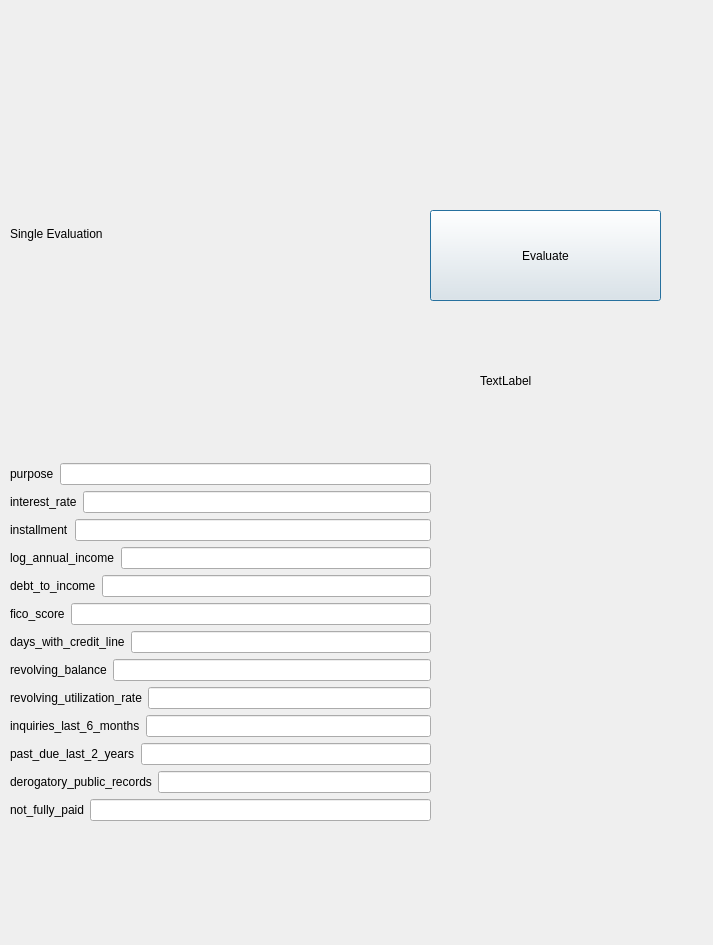
hellorahat/LoanEligibilityPredictor, file src/Interface/UI/singleeva.ui: the form before one commit.
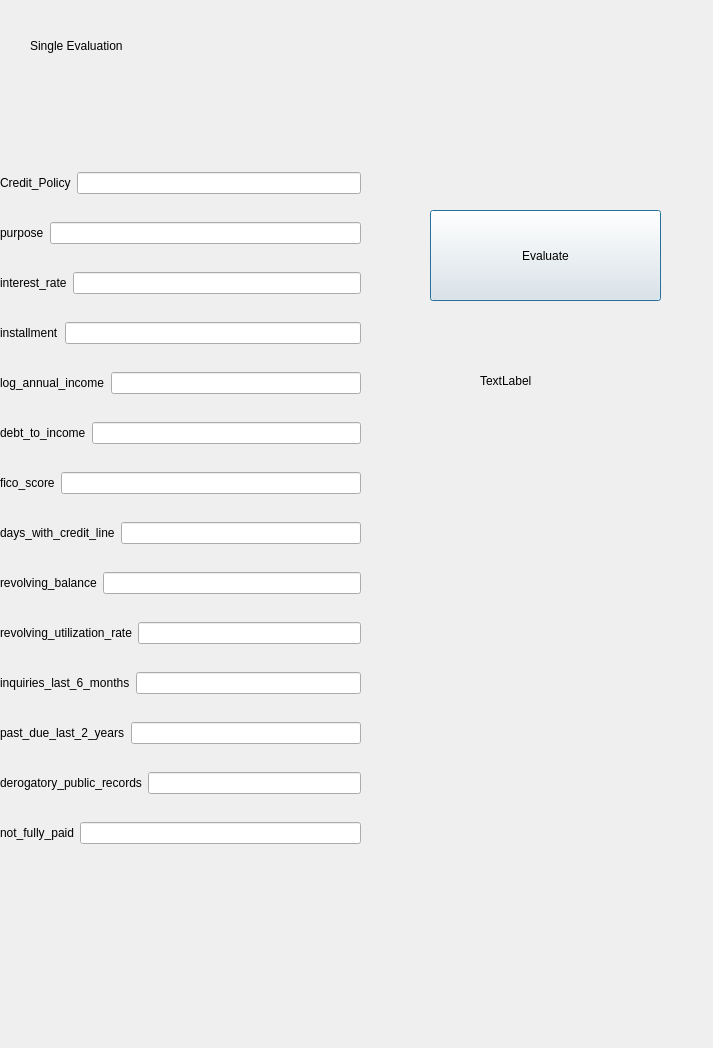
The form after the commit.

Diff of the .ui file:
```diff
--- a/src/Interface/UI/singleeva.ui
+++ b/src/Interface/UI/singleeva.ui
@@ -7,7 +7,7 @@
     <x>0</x>
     <y>0</y>
     <width>713</width>
-    <height>945</height>
+    <height>1048</height>
    </rect>
   </property>
   <property name="windowTitle">
@@ -26,26 +26,59 @@
     <string>Evaluate</string>
    </property>
   </widget>
-  <widget class="QWidget" name="layoutWidget">
+  <widget class="QLabel" name="textLabel">
    <property name="geometry">
     <rect>
-     <x>10</x>
-     <y>10</y>
-     <width>421</width>
-     <height>811</height>
+     <x>480</x>
+     <y>350</y>
+     <width>161</width>
+     <height>61</height>
+    </rect>
+   </property>
+   <property name="text">
+    <string>TextLabel</string>
+   </property>
+  </widget>
+  <widget class="QLabel" name="label">
+   <property name="geometry">
+    <rect>
+     <x>30</x>
+     <y>20</y>
+     <width>419</width>
+     <height>52</height>
+    </rect>
+   </property>
+   <property name="text">
+    <string>Single Evaluation</string>
+   </property>
+  </widget>
+  <widget class="QWidget" name="">
+   <property name="geometry">
+    <rect>
+     <x>0</x>
+     <y>150</y>
+     <width>361</width>
+     <height>721</height>
     </rect>
    </property>
    <layout class="QVBoxLayout" name="verticalLayout">
-    <item>
-     <widget class="QLabel" name="label">
-      <property name="text">
-       <string>Single Evaluation</string>
-      </property>
-     </widget>
-    </item>
     <item>
      <layout class="QHBoxLayout" name="horizontalLayout">
       <item>
+       <widget class="QLabel" name="label_4">
+        <property name="text">
+         <string>Credit_Policy</string>
+        </property>
+       </widget>
+      </item>
+      <item>
+       <widget class="QLineEdit" name="lineEdit1_3"/>
+      </item>
+     </layout>
+    </item>
+    <item>
+     <layout class="QHBoxLayout" name="horizontalLayout_3">
+      <item>
        <widget class="QLabel" name="label_2">
         <property name="text">
          <string>purpose</string>
@@ -58,7 +91,7 @@
      </layout>
     </item>
     <item>
-     <layout class="QHBoxLayout" name="horizontalLayout_8">
+     <layout class="QHBoxLayout" name="horizontalLayout_4">
       <item>
        <widget class="QLabel" name="label_9">
         <property name="text">
@@ -72,7 +105,7 @@
      </layout>
     </item>
     <item>
-     <layout class="QHBoxLayout" name="horizontalLayout_9">
+     <layout class="QHBoxLayout" name="horizontalLayout_5">
       <item>
        <widget class="QLabel" name="label_10">
         <property name="text">
@@ -86,7 +119,7 @@
      </layout>
     </item>
     <item>
-     <layout class="QHBoxLayout" name="horizontalLayout_10">
+     <layout class="QHBoxLayout" name="horizontalLayout_6">
       <item>
        <widget class="QLabel" name="label_11">
         <property name="text">
@@ -100,7 +133,7 @@
      </layout>
     </item>
     <item>
-     <layout class="QHBoxLayout" name="horizontalLayout_11">
+     <layout class="QHBoxLayout" name="horizontalLayout_7">
       <item>
        <widget class="QLabel" name="label_12">
         <property name="text">
@@ -114,7 +147,7 @@
      </layout>
     </item>
     <item>
-     <layout class="QHBoxLayout" name="horizontalLayout_12">
+     <layout class="QHBoxLayout" name="horizontalLayout_8">
       <item>
        <widget class="QLabel" name="label_13">
         <property name="text">
@@ -128,7 +161,7 @@
      </layout>
     </item>
     <item>
-     <layout class="QHBoxLayout" name="horizontalLayout_13">
+     <layout class="QHBoxLayout" name="horizontalLayout_9">
       <item>
        <widget class="QLabel" name="label_14">
         <property name="text">
@@ -142,7 +175,7 @@
      </layout>
     </item>
     <item>
-     <layout class="QHBoxLayout" name="horizontalLayout_14">
+     <layout class="QHBoxLayout" name="horizontalLayout_10">
       <item>
        <widget class="QLabel" name="label_15">
         <property name="text">
@@ -156,7 +189,7 @@
      </layout>
     </item>
     <item>
-     <layout class="QHBoxLayout" name="horizontalLayout_15">
+     <layout class="QHBoxLayout" name="horizontalLayout_11">
       <item>
        <widget class="QLabel" name="label_16">
         <property name="text">
@@ -170,7 +203,7 @@
      </layout>
     </item>
     <item>
-     <layout class="QHBoxLayout" name="horizontalLayout_16">
+     <layout class="QHBoxLayout" name="horizontalLayout_12">
       <item>
        <widget class="QLabel" name="label_17">
         <property name="text">
@@ -184,7 +217,7 @@
      </layout>
     </item>
     <item>
-     <layout class="QHBoxLayout" name="horizontalLayout_17">
+     <layout class="QHBoxLayout" name="horizontalLayout_13">
       <item>
        <widget class="QLabel" name="label_18">
         <property name="text">
@@ -198,7 +231,7 @@
      </layout>
     </item>
     <item>
-     <layout class="QHBoxLayout" name="horizontalLayout_18">
+     <layout class="QHBoxLayout" name="horizontalLayout_14">
       <item>
        <widget class="QLabel" name="label_19">
         <property name="text">
@@ -212,7 +245,7 @@
      </layout>
     </item>
     <item>
-     <layout class="QHBoxLayout" name="horizontalLayout_31">
+     <layout class="QHBoxLayout" name="horizontalLayout_15">
       <item>
        <widget class="QLabel" name="label_33">
         <property name="text">
@@ -227,19 +260,6 @@
     </item>
    </layout>
   </widget>
-  <widget class="QLabel" name="textLabel">
-   <property name="geometry">
-    <rect>
-     <x>480</x>
-     <y>350</y>
-     <width>161</width>
-     <height>61</height>
-    </rect>
-   </property>
-   <property name="text">
-    <string>TextLabel</string>
-   </property>
-  </widget>
  </widget>
  <resources/>
  <connections/>
```
